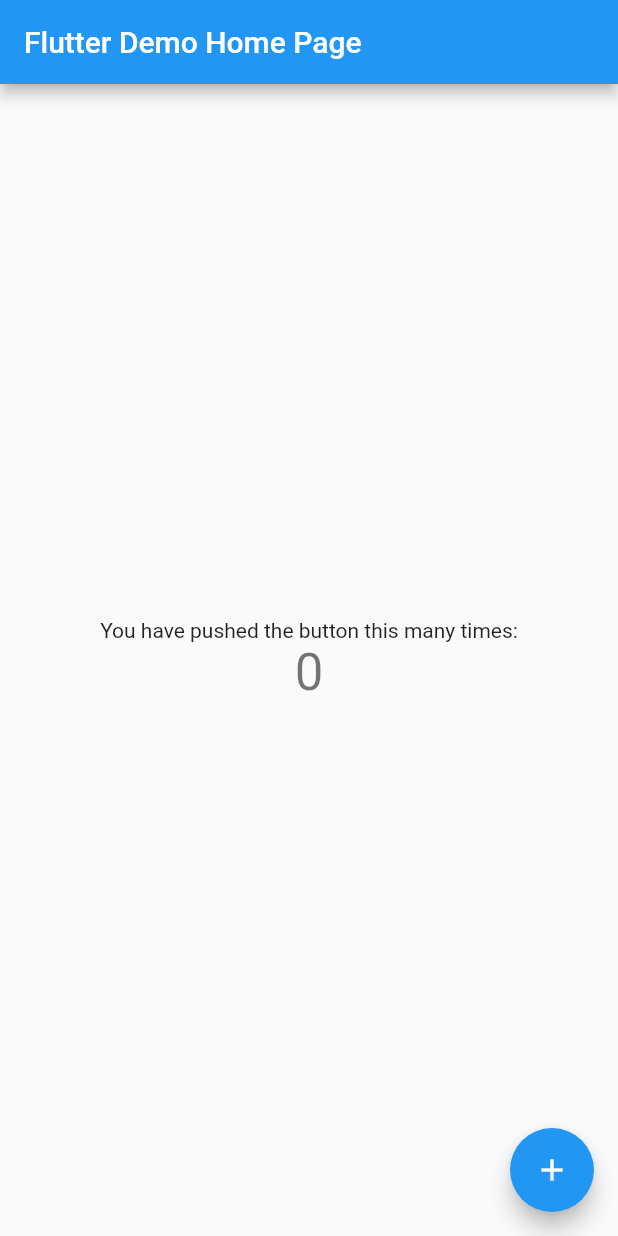
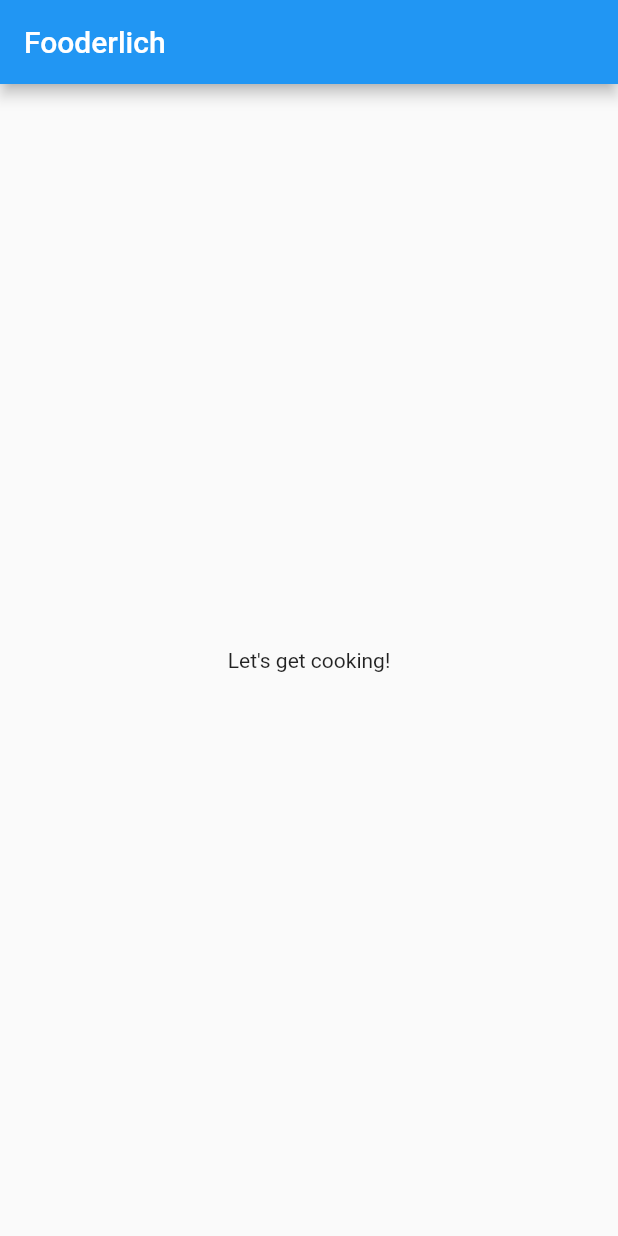
Before and after one commit to thezxdev/flutter_basic_widgets, a Flutter app: the screen it shows after launch, on a phone screen of 412 x 824 dp. Run offline on Flutter 3.47's test engine with Material 2 defaults, Android fonts, the phone set to English and light mode, and no system bars.

Commit message:
Diseño del main cambiado

```diff
--- a/lib/main.dart
+++ b/lib/main.dart
@@ -1,115 +1,28 @@
 import 'package:flutter/material.dart';
 
-void main() {
-  runApp(const MyApp());
-}
+void main() => runApp(const Fooderlich());
 
-class MyApp extends StatelessWidget {
-  const MyApp({super.key});
+class Fooderlich extends StatelessWidget {
+  const Fooderlich({super.key});
 
-  // This widget is the root of your application.
   @override
   Widget build(BuildContext context) {
+    // TODO: Create theme
+    // TODO: Apply Home widget
     return MaterialApp(
-      title: 'Flutter Demo',
-      theme: ThemeData(
-        // This is the theme of your application.
-        //
-        // Try running your application with "flutter run". You'll see the
-        // application has a blue toolbar. Then, without quitting the app, try
-        // changing the primarySwatch below to Colors.green and then invoke
-        // "hot reload" (press "r" in the console where you ran "flutter run",
-        // or simply save your changes to "hot reload" in a Flutter IDE).
-        // Notice that the counter didn't reset back to zero; the application
-        // is not restarted.
-        primarySwatch: Colors.blue,
+      // TODO: Add them
+      debugShowCheckedModeBanner: false,
+      title: 'Fooderlich',
+      home: Scaffold(
+        appBar: AppBar(
+          // TODO: Style the title
+          title: const Text('Fooderlich'),
+        ),
+        // TODO: Style the body text
+        body: const Center(
+          child: Text('Let\'s get cooking!'),
+        ),
       ),
-      home: const MyHomePage(title: 'Flutter Demo Home Page'),
     );
   }
 }
-
-class MyHomePage extends StatefulWidget {
-  const MyHomePage({super.key, required this.title});
-
-  // This widget is the home page of your application. It is stateful, meaning
-  // that it has a State object (defined below) that contains fields that affect
-  // how it looks.
-
-  // This class is the configuration for the state. It holds the values (in this
-  // case the title) provided by the parent (in this case the App widget) and
-  // used by the build method of the State. Fields in a Widget subclass are
-  // always marked "final".
-
-  final String title;
-
-  @override
-  State<MyHomePage> createState() => _MyHomePageState();
-}
-
-class _MyHomePageState extends State<MyHomePage> {
-  int _counter = 0;
-
-  void _incrementCounter() {
-    setState(() {
-      // This call to setState tells the Flutter framework that something has
-      // changed in this State, which causes it to rerun the build method below
-      // so that the display can reflect the updated values. If we changed
-      // _counter without calling setState(), then the build method would not be
-      // called again, and so nothing would appear to happen.
-      _counter++;
-    });
-  }
-
-  @override
-  Widget build(BuildContext context) {
-    // This method is rerun every time setState is called, for instance as done
-    // by the _incrementCounter method above.
-    //
-    // The Flutter framework has been optimized to make rerunning build methods
-    // fast, so that you can just rebuild anything that needs updating rather
-    // than having to individually change instances of widgets.
-    return Scaffold(
-      appBar: AppBar(
-        // Here we take the value from the MyHomePage object that was created by
-        // the App.build method, and use it to set our appbar title.
-        title: Text(widget.title),
-      ),
-      body: Center(
-        // Center is a layout widget. It takes a single child and positions it
-        // in the middle of the parent.
-        child: Column(
-          // Column is also a layout widget. It takes a list of children and
-          // arranges them vertically. By default, it sizes itself to fit its
-          // children horizontally, and tries to be as tall as its parent.
-          //
-          // Invoke "debug painting" (press "p" in the console, choose the
-          // "Toggle Debug Paint" action from the Flutter Inspector in Android
-          // Studio, or the "Toggle Debug Paint" command in Visual Studio Code)
-          // to see the wireframe for each widget.
-          //
-          // Column has various properties to control how it sizes itself and
-          // how it positions its children. Here we use mainAxisAlignment to
-          // center the children vertically; the main axis here is the vertical
-          // axis because Columns are vertical (the cross axis would be
-          // horizontal).
-          mainAxisAlignment: MainAxisAlignment.center,
-          children: <Widget>[
-            const Text(
-              'You have pushed the button this many times:',
-            ),
-            Text(
-              '$_counter',
-              style: Theme.of(context).textTheme.headline4,
-            ),
-          ],
-        ),
-      ),
-      floatingActionButton: FloatingActionButton(
-        onPressed: _incrementCounter,
-        tooltip: 'Increment',
-        child: const Icon(Icons.add),
-      ), // This trailing comma makes auto-formatting nicer for build methods.
-    );
-  }
-}
```
